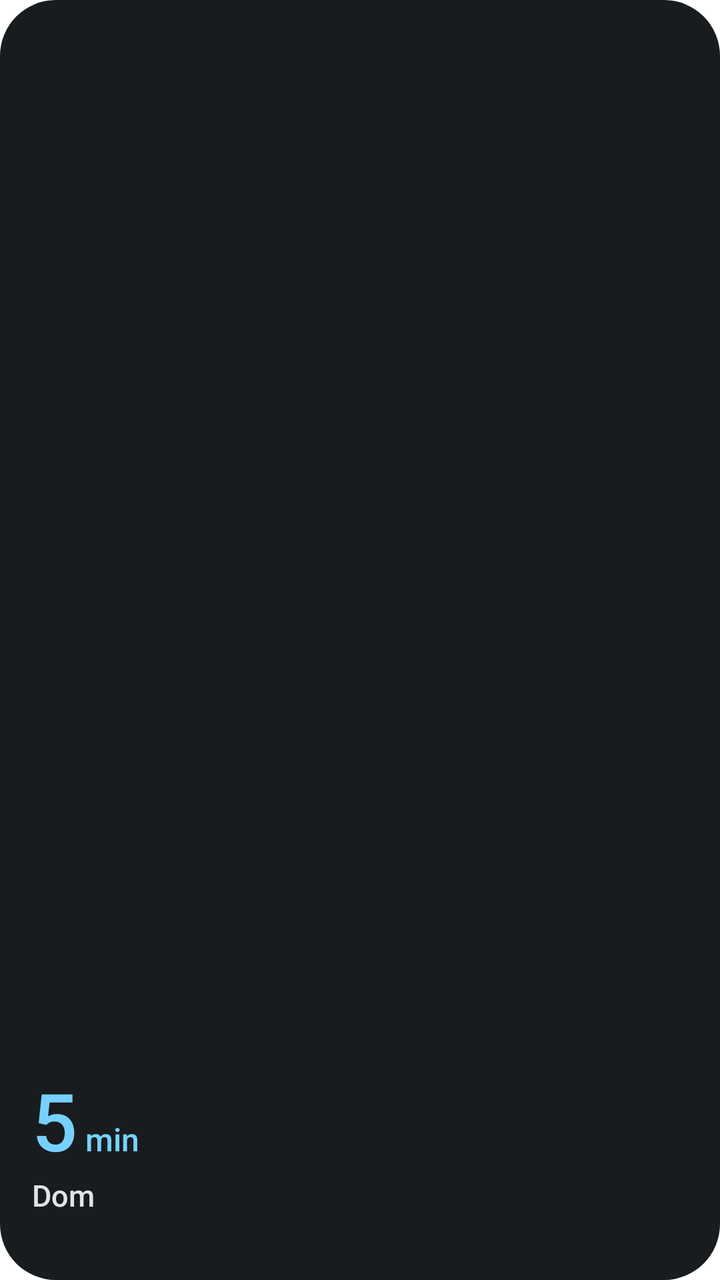
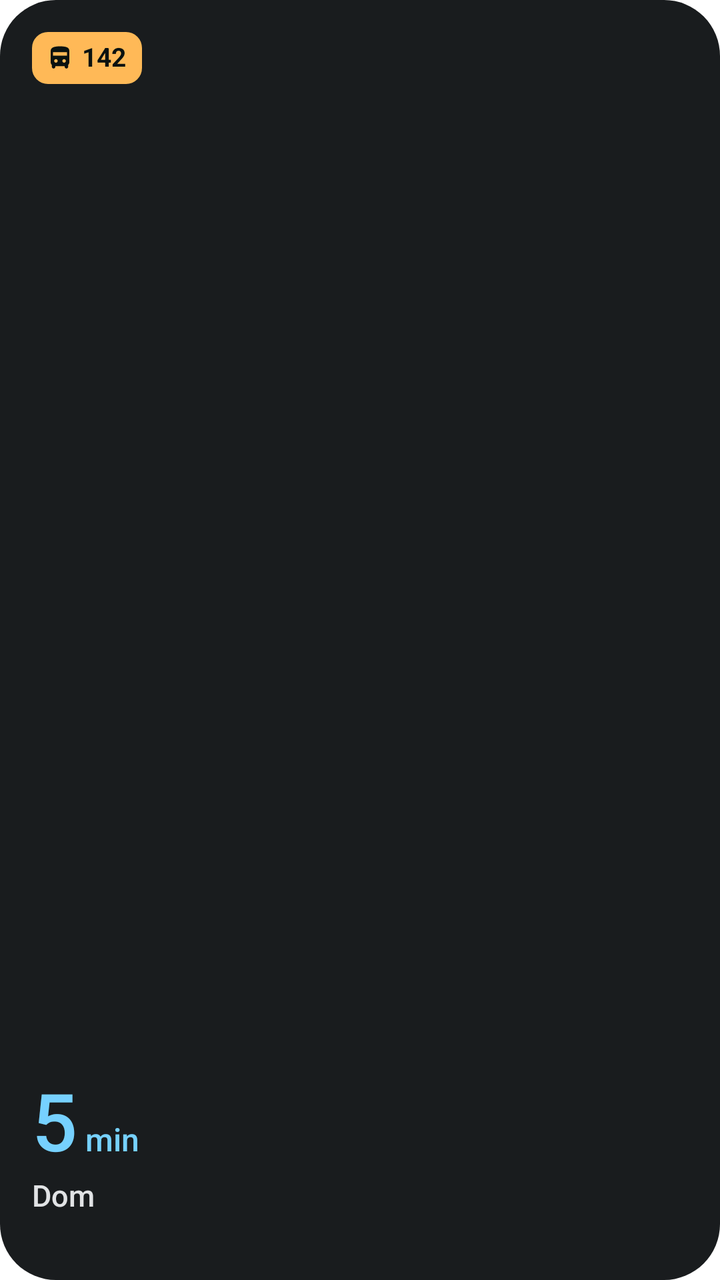

Compare the two renders of this Android layout. The source of the first and the diff that turns it into the second are given below.
<!-- AndroidManifest.xml: fallback theme Theme.MaterialComponents.DayNight.NoActionBar -->
<!-- res/layout/kw_next.xml -->
<?xml version="1.0" encoding="utf-8"?>
<FrameLayout xmlns:android="http://schemas.android.com/apk/res/android"
    android:id="@android:id/background"
    android:layout_width="match_parent"
    android:layout_height="match_parent"
    android:background="@drawable/kw_bg">

    <LinearLayout
        android:id="@+id/kw_content"
        android:layout_width="match_parent"
        android:layout_height="match_parent"
        android:orientation="vertical"
        android:padding="16dp">

        <LinearLayout
            android:layout_width="match_parent"
            android:layout_height="wrap_content"
            android:gravity="center_vertical"
            android:orientation="horizontal">

            <LinearLayout
                android:id="@+id/kw_badge_slot"
                android:layout_width="wrap_content"
                android:layout_height="wrap_content"
                android:orientation="horizontal" />

            <TextView
                android:id="@+id/kw_status"
                android:layout_width="0dp"
                android:layout_height="wrap_content"
                android:layout_marginStart="8dp"
                android:layout_weight="1"
                android:ellipsize="end"
                android:fontFamily="sans-serif-medium"
                android:gravity="end"
                android:maxLines="1"
                android:textColor="@color/kw_on_surface_variant"
                android:textSize="12sp" />
        </LinearLayout>

        <FrameLayout
            android:layout_width="match_parent"
            android:layout_height="0dp"
            android:layout_weight="1" />

        <LinearLayout
            android:layout_width="wrap_content"
            android:layout_height="wrap_content"
            android:baselineAligned="true"
            android:orientation="horizontal">

            <TextView
                android:id="@+id/kw_big"
                android:layout_width="wrap_content"
                android:layout_height="wrap_content"
                android:fontFamily="sans-serif-medium"
                android:includeFontPadding="false"
                android:maxLines="1"
                android:text="5"
                android:textColor="@color/kw_primary"
                android:textSize="40sp" />

            <TextView
                android:id="@+id/kw_big_unit"
                android:layout_width="wrap_content"
                android:layout_height="wrap_content"
                android:layout_marginStart="4dp"
                android:fontFamily="sans-serif-medium"
                android:maxLines="1"
                android:text="min"
                android:textColor="@color/kw_primary"
                android:textSize="16sp" />
        </LinearLayout>

        <TextView
            android:id="@+id/kw_title"
            android:layout_width="match_parent"
            android:layout_height="wrap_content"
            android:layout_marginTop="2dp"
            android:ellipsize="end"
            android:fontFamily="sans-serif-medium"
            android:maxLines="1"
            android:text="@string/kw_sample_place"
            android:textColor="@color/kw_on_surface"
            android:textSize="15sp" />

        <TextView
            android:id="@+id/kw_sub"
            android:layout_width="match_parent"
            android:layout_height="wrap_content"
            android:ellipsize="end"
            android:maxLines="1"
            android:textColor="@color/kw_on_surface_variant"
            android:textSize="12sp" />
    </LinearLayout>

    <LinearLayout
        android:id="@+id/kw_empty"
        android:layout_width="match_parent"
        android:layout_height="match_parent"
        android:gravity="center_vertical"
        android:orientation="vertical"
        android:padding="16dp"
        android:visibility="gone">

        <ImageView
            android:layout_width="28dp"
            android:layout_height="28dp"
            android:importantForAccessibility="no"
            android:src="@drawable/kw_ic_route"
            android:tint="@color/kw_primary" />

        <TextView
            android:id="@+id/kw_empty_text"
            android:layout_width="match_parent"
            android:layout_height="wrap_content"
            android:layout_marginTop="8dp"
            android:text="@string/kw_open_app"
            android:textColor="@color/kw_on_surface"
            android:textSize="13sp" />
    </LinearLayout>
</FrameLayout>
<!-- resources referenced by this layout -->
<resources>
  <color name="kw_on_surface">#E0E3E1</color>
  <color name="kw_on_surface_variant">#BFC9C5</color>
  <color name="kw_primary">#5CDBBE</color>
  <!-- drawable kw_bg (drawable) -->
  <?xml version="1.0" encoding="utf-8"?>
  <shape xmlns:android="http://schemas.android.com/apk/res/android" android:shape="rectangle">
      <corners android:radius="@dimen/kw_radius" />
      <solid android:color="@color/kw_surface" />
  </shape>
  <!-- drawable kw_ic_route (drawable) -->
  <?xml version="1.0" encoding="utf-8"?>
  <vector xmlns:android="http://schemas.android.com/apk/res/android"
      android:width="24dp"
      android:height="24dp"
      android:viewportWidth="24"
      android:viewportHeight="24">
    <path
        android:fillColor="#FFFFFFFF"
        android:pathData="M6.175 19.825 q-1.175 -1.175 -1.175 -2.825 v-8.175 q-0.875 -0.325 -1.438 -1.088 T3 6 q0 -1.25 0.875 -2.125 t2.125 -0.875 q1.25 0 2.125 0.875 t0.875 2.125 q0 0.975 -0.562 1.738 T7 8.825 v8.175 q0 0.825 0.588 1.413 T9 19 q0.825 0 1.413 -0.588 T11 17 v-10 q0 -1.65 1.175 -2.825 t2.825 -1.175 q1.65 0 2.825 1.175 t1.175 2.825 v8.175 q0.875 0.325 1.438 1.088 T21 18 q0 1.25 -0.875 2.125 t-2.125 0.875 q-1.25 0 -2.125 -0.875 t-0.875 -2.125 q0 -0.975 0.562 -1.75 t1.438 -1.075 v-8.175 q0 -0.825 -0.588 -1.413 T15 5 q-0.825 0 -1.413 0.588 T13 7 v10 q0 1.65 -1.175 2.825 t-2.825 1.175 q-1.65 0 -2.825 -1.175 Z" />
  </vector>
  <string name="kw_open_app">Otwórz Kilometr, żeby wczytać odjazdy</string>
  <string name="kw_sample_place">Dom</string>
  <dimen name="kw_radius">24dp</dimen>
  <color name="kw_surface">#1B2120</color>
</resources>

<!-- the commit's change to res/layout/kw_next.xml (unified diff, before → after) -->
@@ -22,7 +22,10 @@
                 android:id="@+id/kw_badge_slot"
                 android:layout_width="wrap_content"
                 android:layout_height="wrap_content"
-                android:orientation="horizontal" />
+                android:orientation="horizontal">
+
+                <include layout="@layout/kw_badge_sample" />
+            </LinearLayout>
 
             <TextView
                 android:id="@+id/kw_status"
@@ -120,3 +123,33 @@
             android:textSize="13sp" />
     </LinearLayout>
 </FrameLayout>
+<!-- res/layout/kw_badge_sample.xml (included above) -->
+<?xml version="1.0" encoding="utf-8"?>
+<LinearLayout xmlns:android="http://schemas.android.com/apk/res/android"
+    android:layout_width="wrap_content"
+    android:layout_height="wrap_content"
+    android:background="@drawable/kw_badge_train"
+    android:gravity="center_vertical"
+    android:minHeight="26dp"
+    android:orientation="horizontal"
+    android:paddingStart="7dp"
+    android:paddingEnd="8dp">
+
+    <ImageView
+        android:layout_width="14dp"
+        android:layout_height="14dp"
+        android:importantForAccessibility="no"
+        android:src="@drawable/kw_ic_bus"
+        android:tint="#0A1210" />
+
+    <TextView
+        android:layout_width="wrap_content"
+        android:layout_height="wrap_content"
+        android:layout_marginStart="4dp"
+        android:includeFontPadding="false"
+        android:maxLines="1"
+        android:text="142"
+        android:textColor="#0A1210"
+        android:textSize="13sp"
+        android:textStyle="bold" />
+</LinearLayout>
<!-- resource entries referenced after the edit -->
@@ -3,12 +3,29 @@
   <color name="kw_on_surface">#E0E3E1</color>
   <color name="kw_on_surface_variant">#BFC9C5</color>
   <color name="kw_primary">#5CDBBE</color>
+  <!-- drawable kw_badge_train (drawable) -->
+  <?xml version="1.0" encoding="utf-8"?>
+  <shape xmlns:android="http://schemas.android.com/apk/res/android" android:shape="rectangle">
+      <corners android:radius="8dp" />
+      <solid android:color="#FFB957" />
+  </shape>
   <!-- drawable kw_bg (drawable) -->
   <?xml version="1.0" encoding="utf-8"?>
   <shape xmlns:android="http://schemas.android.com/apk/res/android" android:shape="rectangle">
       <corners android:radius="@dimen/kw_radius" />
       <solid android:color="@color/kw_surface" />
   </shape>
+  <!-- drawable kw_ic_bus (drawable) -->
+  <?xml version="1.0" encoding="utf-8"?>
+  <vector xmlns:android="http://schemas.android.com/apk/res/android"
+      android:width="24dp"
+      android:height="24dp"
+      android:viewportWidth="24"
+      android:viewportHeight="24">
+    <path
+        android:fillColor="#FFFFFFFF"
+        android:pathData="M8 19 v0.5 q0 0.625 -0.438 1.062 T6.5 21 q-0.625 0 -1.062 -0.438 T5 19.5 v-1.55 q-0.45 -0.5 -0.725 -1.113 T4 15.5 v-9.5 q0 -2.075 1.925 -3.038 T12 2 q4.3 0 6.15 0.925 t1.85 3.075 v9.5 q0 0.725 -0.275 1.338 T19 17.95 v1.55 q0 0.625 -0.438 1.062 T17.5 21 q-0.625 0 -1.062 -0.438 T16 19.5 v-0.5 H8 Z m-2 -9 h12 v-3 H6 v3 Z m3.562 5.562 Q10 15.125 10 14.5 t-0.438 -1.062 Q9.125 13 8.5 13 t-1.062 0.438 Q7 13.875 7 14.5 t0.438 1.062 Q7.875 16 8.5 16 t1.062 -0.438 Z m7 0 Q17 15.125 17 14.5 t-0.438 -1.062 Q16.125 13 15.5 13 t-1.062 0.438 Q14 13.875 14 14.5 t0.438 1.062 Q14.875 16 15.5 16 t1.062 -0.438 Z" />
+  </vector>
   <!-- drawable kw_ic_route (drawable) -->
   <?xml version="1.0" encoding="utf-8"?>
   <vector xmlns:android="http://schemas.android.com/apk/res/android"
